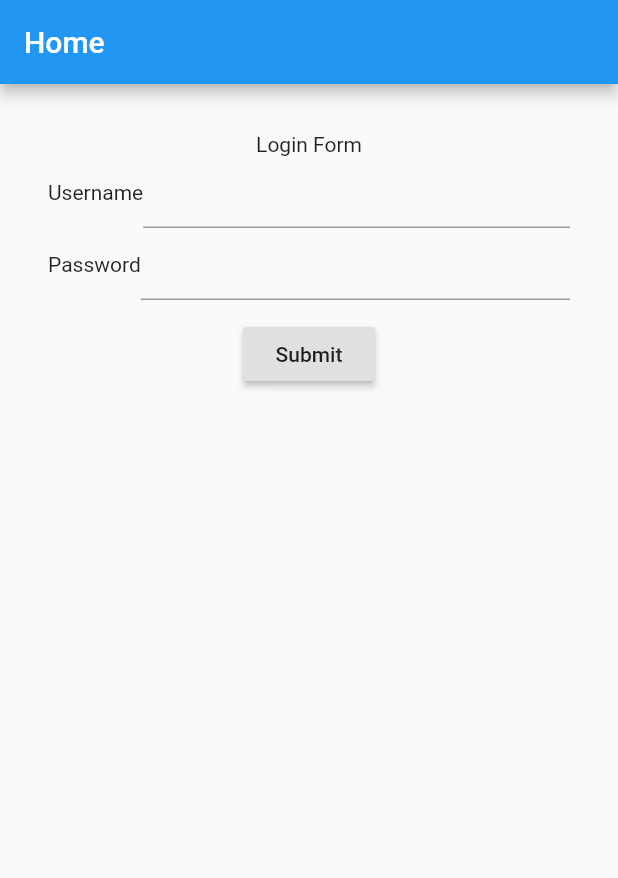
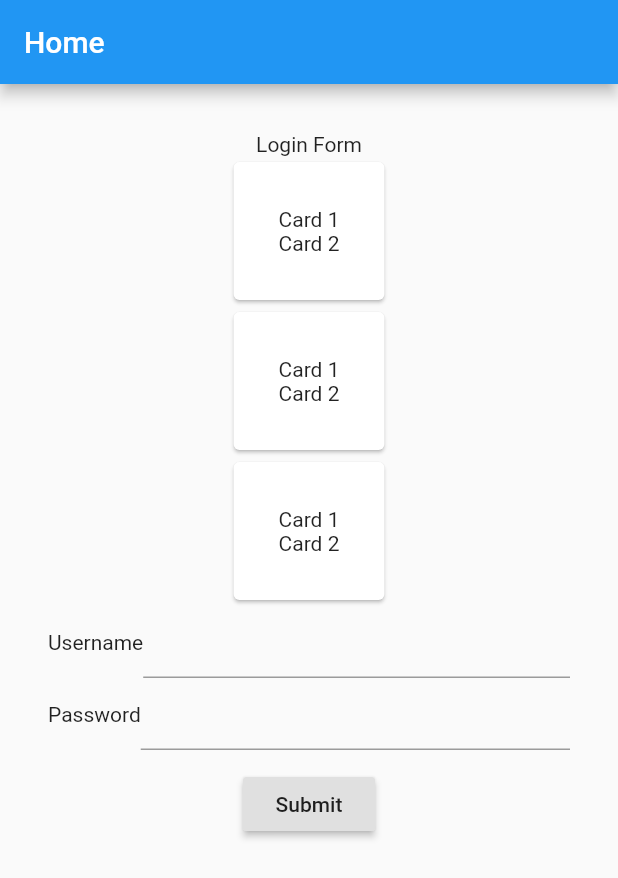
Before and after one commit to sravanpabolu/FlutterPracticeExamples, a Flutter app: the screen it shows after launch, on a phone screen of 412 x 824 dp. Shown: the top 878 px of the screen. Run offline on Flutter 3.47's test engine with Material 2 defaults, Android fonts, the phone set to English and light mode, and no system bars.

Commit message:
Card Widgets

```diff
--- a/lib/main.dart
+++ b/lib/main.dart
@@ -25,6 +25,7 @@ class _State extends State<MyApp> {
           child: new Column(
             children: <Widget>[
               new Text("Login Form"),
+              cardWidget(),
               new Row(
                 children: [
                   new Text("Username"),
@@ -58,4 +59,32 @@ class _State extends State<MyApp> {
       ),
     );
   }
+
+  Widget cardWidget() {
+    return new Container(
+      child: new Column(children: [
+        new Card(
+                child: new Container(
+                  padding: new EdgeInsets.all(30),
+                  child: new Column(
+                      children: [new Text("Card 1"), new Text("Card 2")]),
+                ),
+              ),
+              new Card(
+                child: new Container(
+                  padding: new EdgeInsets.all(30),
+                  child: new Column(
+                      children: [new Text("Card 1"), new Text("Card 2")]),
+                ),
+              ),
+              new Card(
+                child: new Container(
+                  padding: new EdgeInsets.all(30),
+                  child: new Column(
+                      children: [new Text("Card 1"), new Text("Card 2")]),
+                ),
+              ),
+      ],)
+    );
+  }
 }
```
